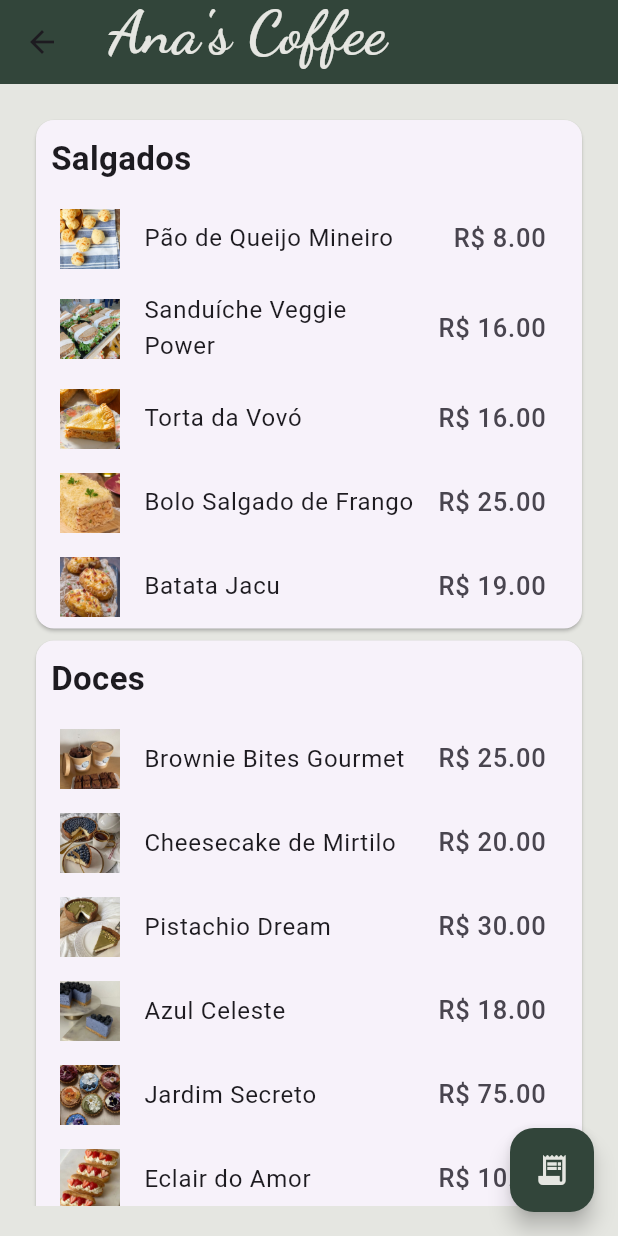
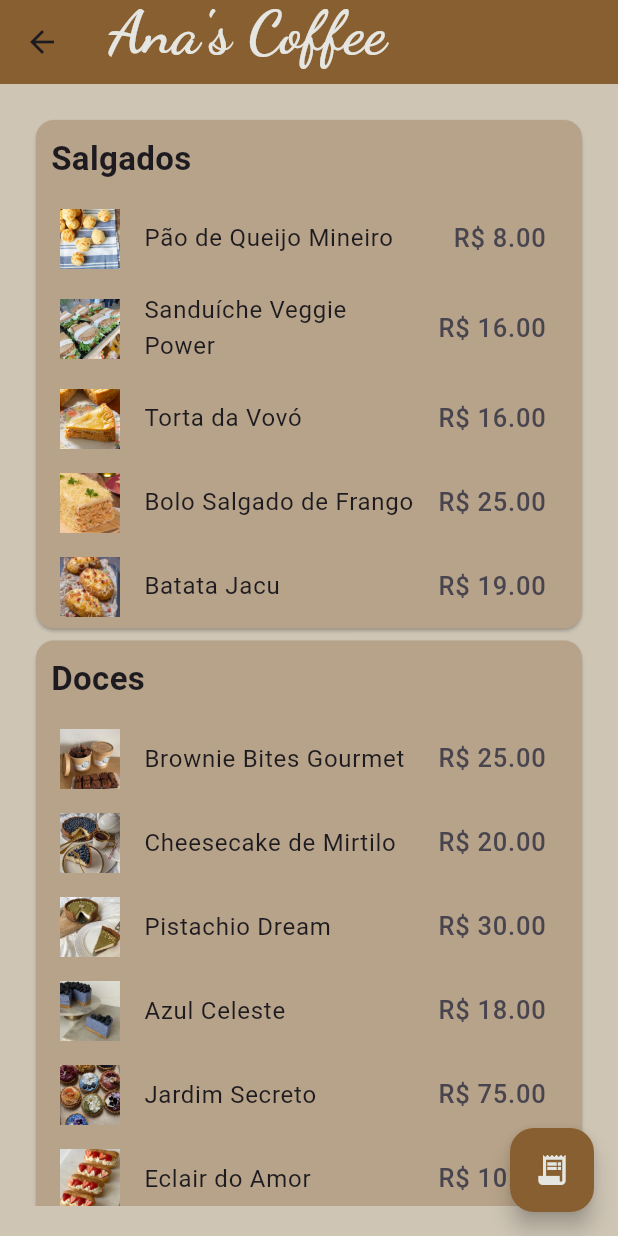
Before and after one commit to MuriloVianna/Cardapio_App, a Flutter app: the screen it shows after launch, on a phone screen of 412 x 824 dp. Run offline on Flutter 3.47's test engine with Material 3 defaults, Android fonts, the phone set to English and light mode, and no system bars; our stand-ins replace device_preview, get_it, google_fonts.

```diff
--- /dev/null
+++ b/lib/Widget/appBar.dart
@@ -0,0 +1,31 @@
+import 'package:flutter/material.dart';
+import '../estilos.dart';
+
+class MyAppbar extends StatelessWidget implements PreferredSizeWidget {
+  const MyAppbar({super.key});
+
+  @override
+  Widget build(BuildContext context) {
+    return AppBar(
+      title: Padding(
+        padding: EdgeInsets.only(bottom: 12),
+        child: Text(
+          "Ana's Coffee",
+          style: logo.copyWith(fontSize: 40),
+        ),
+      ),
+      backgroundColor: cor4,
+      automaticallyImplyLeading: false,
+      leading: IconButton(
+        icon: Icon(Icons.arrow_back),
+        onPressed: () {
+          Navigator.pushNamed(
+              context, 'login'); // Função para voltar para a tela anterior
+        },
+      ),
+    );
+  }
+
+  @override
+  Size get preferredSize => Size.fromHeight(kToolbarHeight); // Tamanho padrão
+}
--- a/lib/Widget/widget.dart
+++ b/lib/Widget/widget.dart
@@ -1,3 +1,4 @@
 export 'background_image.dart';
 export 'textFormField.dart';
 export 'botoes.dart';
+export 'appBar.dart';
--- a/lib/view/telas_menu/tela_menu.dart
+++ b/lib/view/telas_menu/tela_menu.dart
@@ -3,6 +3,7 @@ import 'package:cardapio/model/categoria.dart';
 import 'package:cardapio/service/item_service.dart';
 import 'package:flutter/material.dart';
 import 'package:get_it/get_it.dart';
+import 'package:cardapio/Widget/appBar.dart';
 
 final ItemService srv = GetIt.instance<ItemService>();
 
@@ -26,25 +27,26 @@ class _TelaMenuState extends State<TelaMenu> {
   @override
   Widget build(BuildContext context) {
     return Scaffold(
-      appBar: AppBar(
-        title: Padding(
-          padding: EdgeInsets.only(bottom: 12),
-          child: Text(
-            "Ana's Coffee",
-            style: logo.copyWith(fontSize: 40),
-          ),
-        ),
-        backgroundColor: cor9,
-        automaticallyImplyLeading: false,
-        leading: IconButton(
-          icon: Icon(Icons.arrow_back),
-          onPressed: () {
-            Navigator.pushNamed(
-                context, 'login'); // Função para voltar para a tela anterior
-          },
-        ),
-      ),
-      backgroundColor: cor1,
+      appBar: MyAppbar(),
+      //AppBar(
+      //   title: Padding(
+      //     padding: EdgeInsets.only(bottom: 12),
+      //     child: Text(
+      //       "Ana's Coffee",
+      //       style: logo.copyWith(fontSize: 40),
+      //     ),
+      //   ),
+      //   backgroundColor: cor9,
+      //   automaticallyImplyLeading: false,
+      //   leading: IconButton(
+      //     icon: Icon(Icons.arrow_back),
+      //     onPressed: () {
+      //       Navigator.pushNamed(
+      //           context, 'login'); // Função para voltar para a tela anterior
+      //     },
+      //   ),
+      // ),
+      backgroundColor: cor2,
       body: Padding(
         padding: EdgeInsets.all(20),
         child: ListView.builder(
@@ -52,6 +54,7 @@ class _TelaMenuState extends State<TelaMenu> {
           itemBuilder: (context, catIndex) {
             final categoria = listaMenu[catIndex];
             return Card(
+              color: cor3, // Cor de fundo do Card
               child: Column(
                 crossAxisAlignment: CrossAxisAlignment.start,
                 children: [
@@ -68,21 +71,19 @@ class _TelaMenuState extends State<TelaMenu> {
                         categoria.lista_itens.asMap().entries.map((entry) {
                       final itemIndex = entry.key;
                       final item = entry.value;
-
                       return ListTile(
-                        title: Text(item.nome), // Exibe o nome do item
-                        // subtitle: Text(item.descricao), // Exibe a descrição do item
+                        title: Text(item.nome),
                         trailing: Text(
                           'R\$ ${item.preco.toStringAsFixed(2)}',
                           style: TextStyle(fontSize: 17),
                         ), // Exibe o preço
+                        // Mostra a imagem à esquerda
                         leading: Image.asset(
                           item.imagem,
                           width: 40,
                           height: 40,
                           fit: BoxFit.cover,
-                        ), // Mostra a imagem à esquerda
-                        // leading: SizedBox(), // adicionar imagens
+                        ),
                         onTap: () {
                           Navigator.pushNamed(
                             context,
@@ -92,8 +93,6 @@ class _TelaMenuState extends State<TelaMenu> {
                               'itemIndex': itemIndex // Índice do item
                             },
                           );
-                          print(
-                              'Navegando para detalhes com catIndex: $catIndex, itemIndex: $itemIndex');
                         },
                       );
                     }).toList(), // Converte para uma lista de widgets
@@ -109,7 +108,7 @@ class _TelaMenuState extends State<TelaMenu> {
           Navigator.pushNamed(context, 'pedidos');
         },
         child: Icon(Icons.receipt_long),
-        backgroundColor: cor9,
+        backgroundColor: cor4,
         foregroundColor: cor1,
       ),
     );
```
Also changed, not shown: lib/view/telas_login/login_page.dart (+7 -12 lines), lib/view/telas_login/tela_cadastro.dart (+6 -12 lines), lib/view/telas_login/tela_esqueceu_senha.dart (+4 -9 lines), lib/view/telas_menu/detalhes_teste.dart (deleted, +0 -64 lines), lib/view/telas_menu/tela_detalhes.dart (+7 -24 lines), lib/view/telas_menu/tela_pedidos copy.dart (deleted, +0 -80 lines), lib/view/telas_menu/tela_pedidos.dart (+5 -10 lines).
